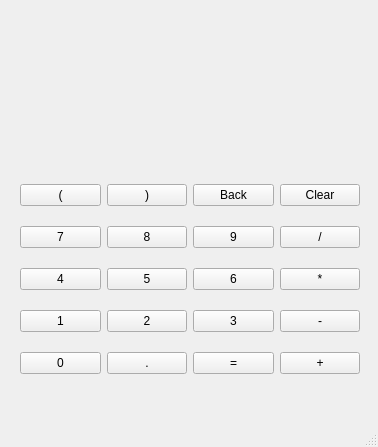
First picture: the form in mainwindow.ui, repository iWeaker/Calculator-QT, before the edit.
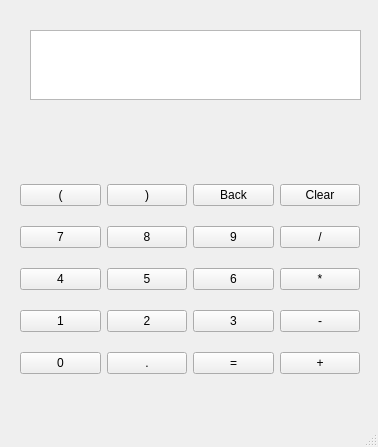
Second picture: the form after the edit.

Commit message: Adding calculation, still in works

What changed in the file:
```diff
--- a/mainwindow.ui
+++ b/mainwindow.ui
@@ -166,6 +166,16 @@
      </item>
     </layout>
    </widget>
+   <widget class="QTextEdit" name="textEdit">
+    <property name="geometry">
+     <rect>
+      <x>30</x>
+      <y>30</y>
+      <width>331</width>
+      <height>70</height>
+     </rect>
+    </property>
+   </widget>
   </widget>
   <widget class="QMenuBar" name="menubar">
    <property name="geometry">
```
The commit also changes 2 other files.
